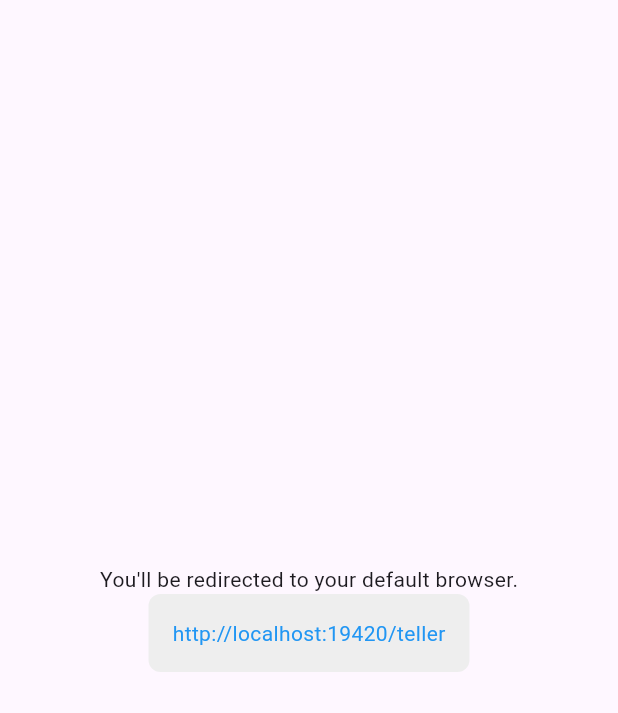
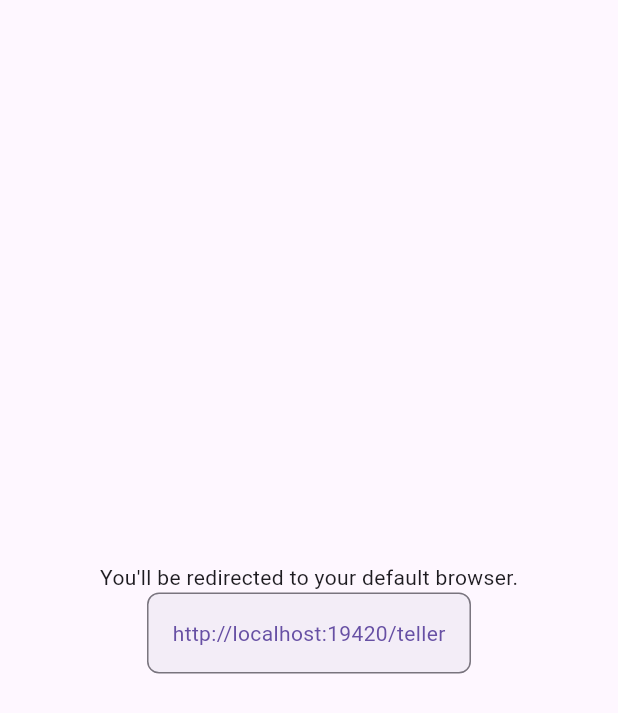
Before and after one commit to maxint-app/teller_connect, a Flutter app: the BrowserPage widget shown alone on an empty page, opened directly with empty values, on a phone screen of 412 x 824 dp. Shown: the top 713 px of the screen. Run offline on Flutter 3.47's test engine with Material 3 defaults, Android fonts, the phone set to English and light mode, and no system bars; our stand-ins replace envied; missing offline and left inert: alfred, dart:js_interop, flutter_inappwebview; generated files the repository leaves out were written again; statements that could not run were skipped.

Commit message:
style: improve UI elements and enhance dark mode support

```diff
--- a/lib/src/browser/browser_page.dart
+++ b/lib/src/browser/browser_page.dart
@@ -49,29 +49,36 @@ class _BrowserPageState extends State<BrowserPage> {
 
   @override
   Widget build(BuildContext context) {
-    final isDark = Theme.of(context).brightness == Brightness.dark;
+    final colorScheme = Theme.of(context).colorScheme;
 
-    return Center(
+    return Container(
+      color: colorScheme.surface,
+      child: Center(
         child: Column(
           mainAxisSize: MainAxisSize.min,
           children: [
-          const Text("You'll be redirected to your default browser."),
+            Text(
+              "You'll be redirected to your default browser.",
+              style: TextStyle(color: colorScheme.onSurface),
+            ),
             if (endpoint != null)
               Container(
                 padding: const EdgeInsets.all(16),
                 decoration: BoxDecoration(
                   borderRadius: BorderRadius.circular(8),
-                color: isDark ? Colors.grey[850] : Colors.grey[200],
+                  color: colorScheme.surfaceContainer,
+                  border: Border.all(color: colorScheme.outline),
                 ),
                 child: Text(
                   endpoint!,
-                style: const TextStyle(color: Colors.blue),
+                  style: TextStyle(color: colorScheme.primary),
                 ),
               )
             else
               const CircularProgressIndicator.adaptive()
           ],
         ),
+      ),
     );
   }
 }
--- a/pubspec.yaml
+++ b/pubspec.yaml
@@ -17,7 +17,6 @@ dependencies:
   flutter:
     sdk: flutter
   flutter_inappwebview: ^6.1.5
-  html: ^0.15.4
   url_launcher: ^6.3.0
 
 dev_dependencies:
```
Also changed, not shown: lib/src/service/server.dart (+6 -10 lines), lib/src/webview/webview_page.dart (+11 -3 lines), 1 other file. Lines whose indentation alone changed are shown as unchanged.
